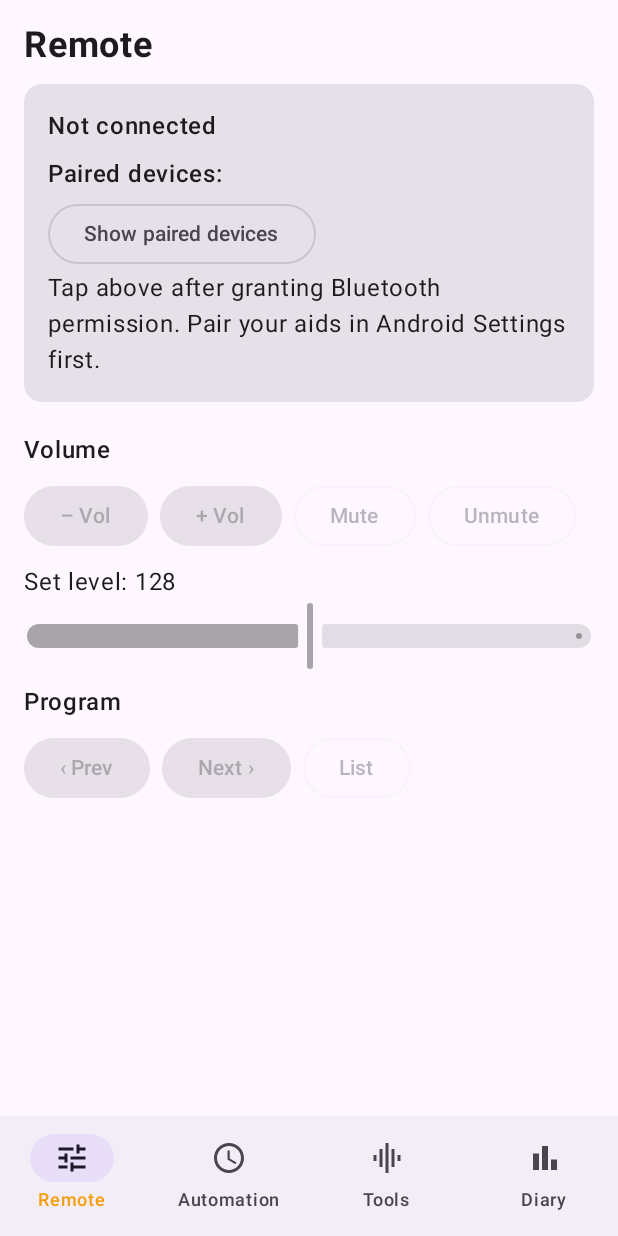
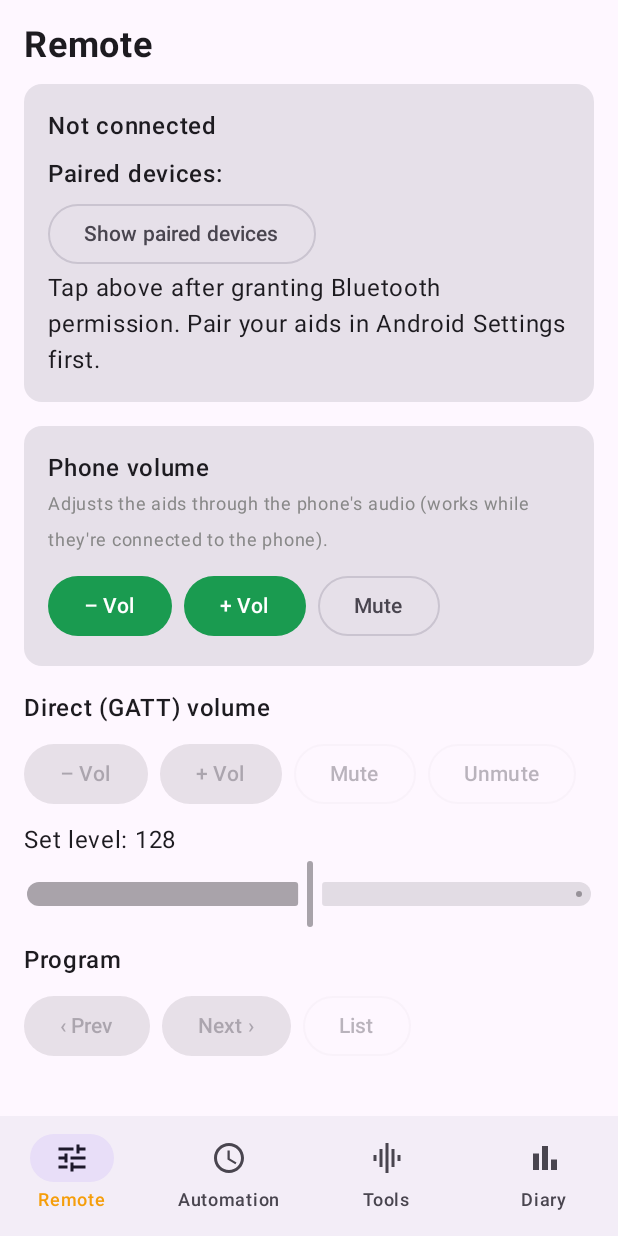
Before and after one commit to Jaxsun-us/varro-landing, an Android app built with Jetpack Compose: the screen it shows after launch (MainActivity), on a phone screen of 412 x 824 dp. Run offline under Robolectric (Android 15) with nearby library versions, the phone set to English and light mode, and no system bars; our stand-ins replace Room's generated code.

Commit message:
Add phone-routed volume via Android AudioManager (uses the phone's existing aid connection)

```diff
--- a/hearing-companion/app/src/main/java/com/varro/hearing/ui/RemoteScreen.kt
+++ b/hearing-companion/app/src/main/java/com/varro/hearing/ui/RemoteScreen.kt
@@ -88,9 +88,26 @@ fun RemoteScreen(vm: HearingViewModel) {
             }
         }
 
+        // Phone-routed volume: uses Android's audio system over the connection the phone
+        // already has to the aids. Works without our own BLE connection — no 147 conflict.
+        Card(Modifier.fillMaxWidth().padding(top = 4.dp)) {
+            Column(Modifier.padding(16.dp)) {
+                Text("Phone volume", fontWeight = FontWeight.SemiBold)
+                Text(
+                    "Adjusts the aids through the phone's audio (works while they're connected to the phone).",
+                    fontSize = 12.sp, color = androidx.compose.ui.graphics.Color.Gray
+                )
+                Row(Modifier.fillMaxWidth().padding(top = 8.dp), horizontalArrangement = Arrangement.spacedBy(8.dp)) {
+                    Button(onClick = { vm.phoneVolumeDown() }) { Text("– Vol") }
+                    Button(onClick = { vm.phoneVolumeUp() }) { Text("+ Vol") }
+                    OutlinedButton(onClick = { vm.phoneMuteToggle() }) { Text("Mute") }
+                }
+            }
+        }
+
         val enabled = state == ConnectionState.READY
 
-        Text("Volume", fontWeight = FontWeight.SemiBold, modifier = Modifier.padding(top = 8.dp))
+        Text("Direct (GATT) volume", fontWeight = FontWeight.SemiBold, modifier = Modifier.padding(top = 16.dp))
         Row(Modifier.fillMaxWidth().padding(vertical = 8.dp), horizontalArrangement = Arrangement.spacedBy(8.dp)) {
             Button(onClick = { vm.apply(HaAction.VOLUME_DOWN) }, enabled = enabled) { Text("– Vol") }
             Button(onClick = { vm.apply(HaAction.VOLUME_UP) }, enabled = enabled) { Text("+ Vol") }
```
Also changed, not shown: hearing-companion/app/src/main/java/com/varro/hearing/ui/HearingViewModel.kt (+10 -0 lines).
